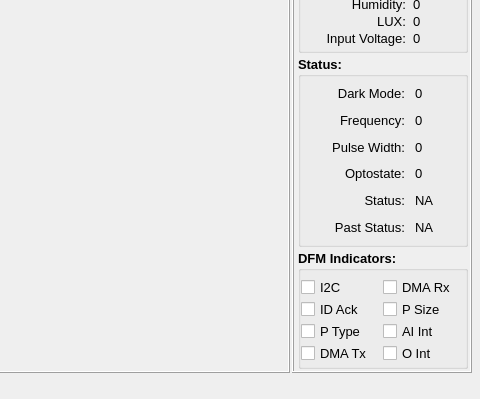
Qt form Mainwindow.ui (spletcher1/PyMCU) before a commit; both pictures show x 320 to 800 and y 81 to 480 of the 800 by 480 pixel window.
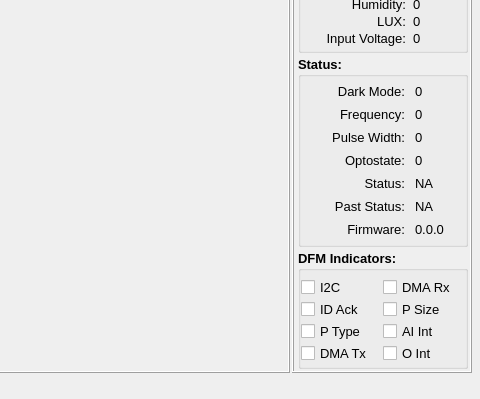
The same form after that commit. Icons and pictures are not drawn.

The edit to the form file:
```diff
--- a/Mainwindow.ui
+++ b/Mainwindow.ui
@@ -867,6 +867,8 @@
                 <property name="font">
                  <font>
                   <pointsize>10</pointsize>
+                  <weight>75</weight>
+                  <bold>true</bold>
                  </font>
                 </property>
                 <property name="frameShape">
@@ -918,6 +920,7 @@
                   <widget class="QLabel" name="label_6">
                    <property name="font">
                     <font>
+                     <pointsize>10</pointsize>
                      <weight>50</weight>
                      <bold>false</bold>
                     </font>
@@ -937,6 +940,7 @@
                   <widget class="QLabel" name="label_7">
                    <property name="font">
                     <font>
+                     <pointsize>10</pointsize>
                      <weight>50</weight>
                      <bold>false</bold>
                     </font>
@@ -959,6 +963,7 @@
                   <widget class="QLabel" name="label_8">
                    <property name="font">
                     <font>
+                     <pointsize>10</pointsize>
                      <weight>50</weight>
                      <bold>false</bold>
                     </font>
@@ -981,6 +986,7 @@
                   <widget class="QLabel" name="label_9">
                    <property name="font">
                     <font>
+                     <pointsize>10</pointsize>
                      <weight>50</weight>
                      <bold>false</bold>
                     </font>
@@ -997,6 +1003,7 @@
                   <widget class="QLabel" name="label_10">
                    <property name="font">
                     <font>
+                     <pointsize>10</pointsize>
                      <weight>50</weight>
                      <bold>false</bold>
                     </font>
@@ -1009,6 +1016,23 @@
                    </property>
                   </widget>
                  </item>
+                 <item>
+                  <widget class="QLabel" name="label_12">
+                   <property name="font">
+                    <font>
+                     <pointsize>10</pointsize>
+                     <weight>50</weight>
+                     <bold>false</bold>
+                    </font>
+                   </property>
+                   <property name="text">
+                    <string>Firmware:</string>
+                   </property>
+                   <property name="alignment">
+                    <set>Qt::AlignRight|Qt::AlignTrailing|Qt::AlignVCenter</set>
+                   </property>
+                  </widget>
+                 </item>
                 </layout>
                </widget>
               </item>
@@ -1023,6 +1047,8 @@
                 <property name="font">
                  <font>
                   <pointsize>10</pointsize>
+                  <weight>75</weight>
+                  <bold>true</bold>
                  </font>
                 </property>
                 <property name="frameShape">
@@ -1051,6 +1077,7 @@
                   <widget class="QLabel" name="DarkModeLabel">
                    <property name="font">
                     <font>
+                     <pointsize>10</pointsize>
                      <weight>50</weight>
                      <bold>false</bold>
                     </font>
@@ -1064,6 +1091,7 @@
                   <widget class="QLabel" name="FrequencyLabel">
                    <property name="font">
                     <font>
+                     <pointsize>10</pointsize>
                      <weight>50</weight>
                      <bold>false</bold>
                     </font>
@@ -1077,6 +1105,7 @@
                   <widget class="QLabel" name="PulseWidthLabel">
                    <property name="font">
                     <font>
+                     <pointsize>10</pointsize>
                      <weight>50</weight>
                      <bold>false</bold>
                     </font>
@@ -1090,6 +1119,7 @@
                   <widget class="QLabel" name="OptoStateLabel">
                    <property name="font">
                     <font>
+                     <pointsize>10</pointsize>
                      <weight>50</weight>
                      <bold>false</bold>
                     </font>
@@ -1103,6 +1133,7 @@
                   <widget class="QLabel" name="CurrentStatusLabel">
                    <property name="font">
                     <font>
+                     <pointsize>10</pointsize>
                      <weight>50</weight>
                      <bold>false</bold>
                     </font>
@@ -1116,6 +1147,7 @@
                   <widget class="QLabel" name="PastStatusLabel">
                    <property name="font">
                     <font>
+                     <pointsize>10</pointsize>
                      <weight>50</weight>
                      <bold>false</bold>
                     </font>
@@ -1125,6 +1157,20 @@
                    </property>
                   </widget>
                  </item>
+                 <item>
+                  <widget class="QLabel" name="FirmwareLabel">
+                   <property name="font">
+                    <font>
+                     <pointsize>10</pointsize>
+                     <weight>50</weight>
+                     <bold>false</bold>
+                    </font>
+                   </property>
+                   <property name="text">
+                    <string>0.0.0</string>
+                   </property>
+                  </widget>
+                 </item>
                 </layout>
                </widget>
               </item>
```
Left out of the diff: 13 changed lines with no effect on the pictures.
